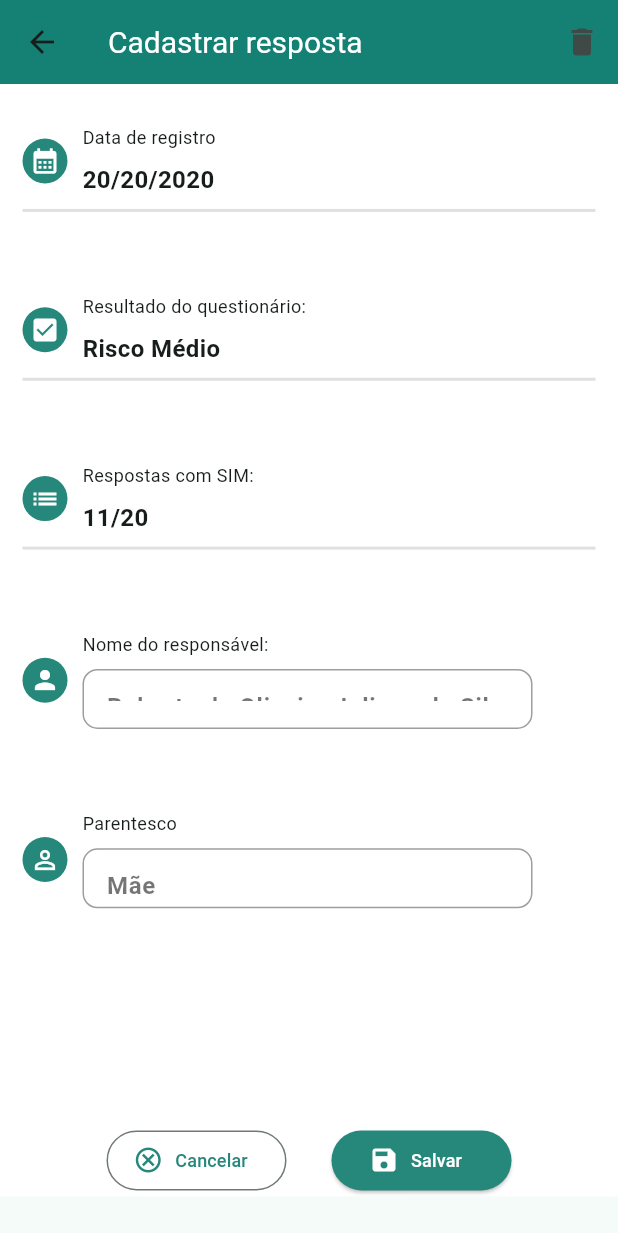
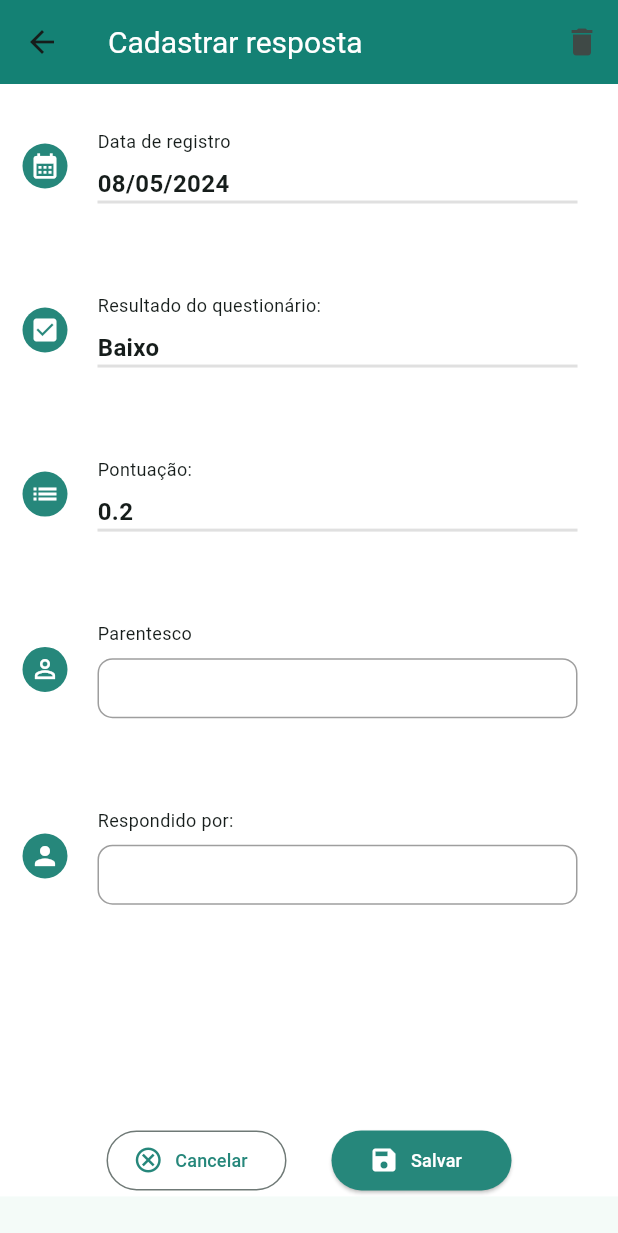
Before and after one commit to cirqueira99/gerenciador-risco-autismo, a Flutter app: the AnswerAdd screen opened directly with empty values, on a phone screen of 412 x 824 dp. Shown: the top 1233 px of the screen. Run offline on Flutter 3.47's test engine with Material 3 defaults, Android fonts, the phone set to English and light mode, and no system bars; our stand-ins replace another_flushbar, hive, qr_flutter, share_plus; missing offline and left inert: dart:html, flutter_barcode_scanner, flutter_flushbar; accounts and stored records are empty.

Commit message:
Implementação do 'create' resposta e 'snackbar-notify'

```diff
--- a/gerenciador/lib/models/answer_model.dart
+++ b/gerenciador/lib/models/answer_model.dart
@@ -3,21 +3,22 @@ import 'package:hive/hive.dart';
 
 class AnswerModal extends HiveObject {
   late String id;
-  String fkchildren;
-  String dateregister;
-  String kinship;
-  String name;
-  String risk;
-  double punctuation;
+  late String fkchildren;
+  late String dateregister;
+  late String risk;
+  late double punctuation;
+  late String kinship;
+  late String name;
+
 
   AnswerModal({
     required this.id,
     required this.fkchildren,
     required this.dateregister,
+    required this.risk,
+    required this.punctuation,
     required this.kinship,
     required this.name,
-    required this.risk,
-    required this.punctuation,
   });
 
   Map<String, dynamic> toMap() {
@@ -25,10 +26,10 @@ class AnswerModal extends HiveObject {
       'id': id,
       'fkchildren': fkchildren,
       'dateregister': dateregister,
+      'risk': risk,
+      'punctuation': punctuation,
       'kinship': kinship,
       'name': name,
-      'risk': risk,
-      'punctuation': punctuation
     };
   }
 
--- a/gerenciador/lib/views/answers/answer_add.dart
+++ b/gerenciador/lib/views/answers/answer_add.dart
@@ -1,22 +1,42 @@
-import 'package:flutter/cupertino.dart';
 import 'package:flutter/material.dart';
-import 'package:flutter/widgets.dart';
+import 'package:gerenciador/services/answer_service.dart';
+import 'package:gerenciador/shared/snackbar_notify.dart';
+import 'package:intl/intl.dart';
+
 import 'package:gerenciador/models/answer_model.dart';
-import 'package:intl/intl.dart';
+
 
 class AnswerAdd extends StatefulWidget {
   bool edit;
   Map<String, dynamic> qrCodeInfo = {};
+  AnswerModal answerModal;
 
-  AnswerAdd({super.key, required this.edit, required this.qrCodeInfo});
+  AnswerAdd({super.key, required this.edit, required this.qrCodeInfo, required this.answerModal});
 
   @override
   State<AnswerAdd> createState() => _AnswersAddState();
 }
 
 class _AnswersAddState extends State<AnswerAdd> {
-  String dateRegister = DateFormat('dd/MM/yyyy').format(DateTime.now());
-  AnswerModal answerModal = AnswerModal(id: '', fkchildren: '', dateregister: '', kinship: '', name: '', risk: '', punctuation: 0);
+  AnswerService answerService = AnswerService();
+  final _formkey = GlobalKey<FormState>();
+
+  @override
+  void initState(){
+    _getValuesAnswer();
+    super.initState();
+  }
+
+  _getValuesAnswer() {
+    if(!widget.edit){
+      setState(() {
+        widget.answerModal.id = '5';
+        widget.answerModal.dateregister = DateFormat('dd/MM/yyyy').format(DateTime.now());
+        widget.answerModal.risk = 'Baixo';
+        widget.answerModal.punctuation = 0.2;
+      });
+    }
+  }
 
   @override
   Widget build(BuildContext context) {
@@ -66,48 +86,58 @@ class _AnswersAddState extends State<AnswerAdd> {
     );
   }
 
+
+
   Widget infos(num screenH, num screenW){
     return  Container(
       height: screenH * 0.7,
       padding: const EdgeInsets.only(left: 15, right: 15),
       decoration: const BoxDecoration(
-
         borderRadius: BorderRadius.vertical(bottom: Radius.circular(10)),
       ),
+      child: Form(
+          key: _formkey,
+          child: forms()
+      )
+    );
+  }
+
+  Widget forms(){
+    return SizedBox(
       child: Column(
         crossAxisAlignment: CrossAxisAlignment.start,
         mainAxisAlignment: MainAxisAlignment.spaceAround,
         children: [
           Container(
-            padding: const EdgeInsets.only(bottom: 8),
-            decoration: BoxDecoration(
-                border: Border(
-                    bottom: BorderSide(
-                        color: Colors.grey.shade300, width: 2.0
-                    )
-                )
-            ),
             child: Row(
               crossAxisAlignment: CrossAxisAlignment.center,
               children: [
                 Container(
                   height: 30,
                   width: 30,
+                  margin: const EdgeInsets.only(right: 20),
                   decoration: BoxDecoration(
-                    color: const Color(0xFF26877B),
-                    borderRadius: BorderRadius.circular(50)
+                      color: const Color(0xFF26877B),
+                      borderRadius: BorderRadius.circular(50)
                   ),
                   child: const Icon(Icons.calendar_month, size: 20, color: Colors.white),
                 ),
                 Container(
-                    padding: const EdgeInsets.only(left: 10),
-                    child: const Column(
+                    width: 320,
+                    decoration: BoxDecoration(
+                        border: Border(
+                            bottom: BorderSide(
+                                color: Colors.grey.shade300, width: 2.0
+                            )
+                        )
+                    ),
+                    child: Column(
                       crossAxisAlignment: CrossAxisAlignment.start,
                       children: [
-                        Text("Data de registro", style: TextStyle(fontSize: 12)),
+                        const Text("Data de registro", style: TextStyle(fontSize: 12)),
                         Padding(
-                          padding: EdgeInsets.only(top: 8.0),
-                          child: Text("20/20/2020", style: TextStyle(fontSize: 16, fontWeight: FontWeight.bold)),
+                          padding: const EdgeInsets.only(top: 8.0),
+                          child: Text(widget.answerModal.dateregister, style: const TextStyle(fontSize: 16, fontWeight: FontWeight.bold)),
                         ),
                       ],
                     )),
@@ -115,20 +145,13 @@ class _AnswersAddState extends State<AnswerAdd> {
             ),
           ),
           Container(
-            padding: const EdgeInsets.only(bottom: 8),
-            decoration: BoxDecoration(
-                border: Border(
-                    bottom: BorderSide(
-                        color: Colors.grey.shade300, width: 2.0
-                    )
-                )
-            ),
             child: Row(
               crossAxisAlignment: CrossAxisAlignment.center,
               children: [
                 Container(
                   height: 30,
                   width: 30,
+                  margin: const EdgeInsets.only(right: 20),
                   decoration: BoxDecoration(
                       color: const Color(0xFF26877B),
                       borderRadius: BorderRadius.circular(50)
@@ -136,14 +159,21 @@ class _AnswersAddState extends State<AnswerAdd> {
                   child: const Icon(Icons.check_box, size: 20, color: Colors.white),
                 ),
                 Container(
-                    padding: const EdgeInsets.only(left: 10),
-                    child: const Column(
+                    width: 320,
+                    decoration: BoxDecoration(
+                        border: Border(
+                            bottom: BorderSide(
+                                color: Colors.grey.shade300, width: 2.0
+                            )
+                        )
+                    ),
+                    child:  Column(
                       crossAxisAlignment: CrossAxisAlignment.start,
                       children: [
-                        Text("Resultado do questionário:", style: TextStyle(fontSize: 12)),
+                        const Text("Resultado do questionário:", style: TextStyle(fontSize: 12)),
                         Padding(
-                          padding: EdgeInsets.only(top: 8.0),
-                          child: Text("Risco Médio", style: TextStyle(fontSize: 16, fontWeight: FontWeight.bold)),
+                          padding: const EdgeInsets.only(top: 8.0),
+                          child: Text(widget.answerModal.risk, style: const TextStyle(fontSize: 16, fontWeight: FontWeight.bold)),
                         ),
                       ],
                     )),
@@ -151,20 +181,13 @@ class _AnswersAddState extends State<AnswerAdd> {
             ),
           ),
           Container(
-            padding: const EdgeInsets.only(bottom: 8),
-            decoration: BoxDecoration(
-                border: Border(
-                    bottom: BorderSide(
-                        color: Colors.grey.shade300, width: 2.0
-                    )
-                )
-            ),
             child: Row(
               crossAxisAlignment: CrossAxisAlignment.center,
               children: [
                 Container(
                   height: 30,
                   width: 30,
+                  margin: const EdgeInsets.only(right: 20),
                   decoration: BoxDecoration(
                       color: const Color(0xFF26877B),
                       borderRadius: BorderRadius.circular(50)
@@ -172,14 +195,21 @@ class _AnswersAddState extends State<AnswerAdd> {
                   child: const Icon(Icons.list, size: 20, color: Colors.white),
                 ),
                 Container(
-                    padding: const EdgeInsets.only(left: 10),
-                    child: const Column(
+                    width: 320,
+                    decoration: BoxDecoration(
+                        border: Border(
+                            bottom: BorderSide(
+                                color: Colors.grey.shade300, width: 2.0
+                            )
+                        )
+                    ),
+                    child: Column(
                       crossAxisAlignment: CrossAxisAlignment.start,
                       children: [
-                        Text("Respostas com SIM:", style: TextStyle(fontSize: 12)),
+                        const Text("Pontuação:", style: TextStyle(fontSize: 12)),
                         Padding(
-                          padding: EdgeInsets.only(top: 8.0),
-                          child: Text("11/20", style: TextStyle(fontSize: 16, fontWeight: FontWeight.bold)),
+                          padding: const EdgeInsets.only(top: 8.0),
+                          child: Text(widget.answerModal.punctuation.toString(), style: const TextStyle(fontSize: 16, fontWeight: FontWeight.bold)),
                         ),
                       ],
                     )),
@@ -187,39 +217,13 @@ class _AnswersAddState extends State<AnswerAdd> {
             ),
           ),
           Container(
-
             child: Row(
               crossAxisAlignment: CrossAxisAlignment.center,
               children: [
                 Container(
                   height: 30,
                   width: 30,
-                  decoration: BoxDecoration(
-                      color: const Color(0xFF26877B),
-                      borderRadius: BorderRadius.circular(50)
-                  ),
-                  child: const Icon(Icons.person, size: 20, color: Colors.white),
-                ),
-                Container(
-                    padding: const EdgeInsets.only(left: 10),
-                    child: Column(
-                      crossAxisAlignment: CrossAxisAlignment.start,
-                      children: [
-                        const Text("Nome do responsável:", style: TextStyle(fontSize: 12)),
-                        name()
-                      ],
-                    )),
-              ],
-            ),
-          ),
-          Container(
-
-            child: Row(
-              crossAxisAlignment: CrossAxisAlignment.center,
-              children: [
-                Container(
-                  height: 30,
-                  width: 30,
+                  margin: const EdgeInsets.only(right: 20),
                   decoration: BoxDecoration(
                       color: const Color(0xFF26877B),
                       borderRadius: BorderRadius.circular(50)
@@ -227,7 +231,6 @@ class _AnswersAddState extends State<AnswerAdd> {
                   child: const Icon(Icons.perm_identity, size: 20, color: Colors.white),
                 ),
                 Container(
-                    padding: const EdgeInsets.only(left: 10),
                     child: Column(
                       crossAxisAlignment: CrossAxisAlignment.start,
                       children: [
@@ -238,34 +241,32 @@ class _AnswersAddState extends State<AnswerAdd> {
               ],
             ),
           ),
+          Container(
+            child: Row(
+              crossAxisAlignment: CrossAxisAlignment.center,
+              children: [
+                Container(
+                  height: 30,
+                  width: 30,
+                  margin: const EdgeInsets.only(right: 20),
+                  decoration: BoxDecoration(
+                      color: const Color(0xFF26877B),
+                      borderRadius: BorderRadius.circular(50)
+                  ),
+                  child: const Icon(Icons.person, size: 20, color: Colors.white),
+                ),
+                Container(
+                    child: Column(
+                      crossAxisAlignment: CrossAxisAlignment.start,
+                      children: [
+                        const Text("Respondido por:", style: TextStyle(fontSize: 12)),
+                        name()
+                      ],
+                    )),
+              ],
+            ),
+          ),
         ],
-      ),
-    );
-  }
-
-  Widget name(){
-    return Container(
-      height: 40,
-      width: 300,
-      margin: const EdgeInsets.only(top: 8),
-      child: TextFormField(
-        initialValue: widget.edit? answerModal.name : 'Roberta de Oliveira Juliano da Silva',
-        decoration: InputDecoration(
-          enabledBorder: OutlineInputBorder(
-            borderSide: const BorderSide(width: 1, color: Colors.grey),
-            borderRadius: BorderRadius.circular(10.0)
-          ),
-        ),
-        style: const TextStyle(fontSize: 16, fontWeight: FontWeight.bold, color: Colors.black54),
-        validator: (String? value){
-          if(value == null || value.isEmpty){
-            return "Preencha o campo descrição!";
-          }
-          return null;
-        },
-        onChanged: (String? value) => setState(() {
-
-        }),
       ),
     );
   }
@@ -273,10 +274,10 @@ class _AnswersAddState extends State<AnswerAdd> {
   Widget kinship(){
     return Container(
       height: 40,
-      width: 300,
+      width: 320,
       margin: const EdgeInsets.only(top: 8),
       child: TextFormField(
-        initialValue: widget.edit? answerModal.kinship : 'Mãe',
+        initialValue: widget.answerModal.kinship,
         decoration: InputDecoration(
           enabledBorder: OutlineInputBorder(
               borderSide: const BorderSide(width: 1, color: Colors.grey),
@@ -286,12 +287,47 @@ class _AnswersAddState extends State<AnswerAdd> {
         style: const TextStyle(fontSize: 16, fontWeight: FontWeight.bold, color: Colors.black54),
         validator: (String? value){
           if(value == null || value.isEmpty){
-            return "Preencha o campo descrição!";
+            return "Preencha o campo parentesco!";
           }
           return null;
         },
-        onChanged: (String? value) => setState(() {
+        onChanged: (String? kinship) => setState(() {
+          if(kinship != null){
+            setState(() {
+              widget.answerModal.kinship = kinship;
+            });
+          }
+        }),
+      ),
+    );
+  }
 
+  Widget name(){
+    return Container(
+      height: 40,
+      width: 320,
+      margin: const EdgeInsets.only(top: 8),
+      child: TextFormField(
+        initialValue: widget.answerModal.name ,
+        decoration: InputDecoration(
+          enabledBorder: OutlineInputBorder(
+              borderSide: const BorderSide(width: 1, color: Colors.grey),
+              borderRadius: BorderRadius.circular(10.0)
+          ),
+        ),
+        style: const TextStyle(fontSize: 16, fontWeight: FontWeight.bold, color: Colors.black54),
+        validator: (String? value){
+          if(value == null || value.isEmpty){
+            return "Preencha o campo nome!";
+          }
+          return null;
+        },
+        onChanged: (String? name) => setState(() {
+          if(name != null){
+            setState(() {
+              widget.answerModal.name = name;
+            });
+          }
         }),
       ),
     );
@@ -314,11 +350,30 @@ class _AnswersAddState extends State<AnswerAdd> {
     return Container(
         width: 120,
         child: ElevatedButton.icon(
-          onPressed: (){},
+          onPressed: () async {
+            bool? response = false;
+            Map<String, dynamic> message = {};
+
+            if(_formkey.currentState!.validate()){
+              try{
+                response = await answerService.create(widget.answerModal);
+                message = {"message": "Resposta cadastrada!", "type": "success"};
+              }catch(error){
+                print('>>>> Erro: $error');
+                message = {"message": "Não foi possível realizar o cadastro!", "type": "error"};
+              }finally {
+                if(response == true){
+                  Navigator.pop(context, message);
+                }else {
+                  SnackBarNotify.createSnackBar(context, message);
+                }
+              }
+            }
+          },
           icon: const Icon(Icons.save, size: 20, color: Colors.white),
           label: const Text("Salvar", style: TextStyle(fontSize: 12, color: Colors.white)),
           style: ElevatedButton.styleFrom(
-            backgroundColor: Color(0xFF26877B)
+            backgroundColor: const Color(0xFF26877B)
           ),
         )
     );
@@ -328,7 +383,10 @@ class _AnswersAddState extends State<AnswerAdd> {
     return Container(
         width: 120,
         child: OutlinedButton.icon(
-            onPressed: (){},
+            onPressed: (){
+              Map<String, dynamic> message = {};
+              Navigator.pop(context, message);
+            },
             icon: const Icon(Icons.cancel_outlined, size: 20, color: Color(0xFF26877B)),
             label: const Text("Cancelar", style: TextStyle(fontSize: 12, color: Color(0xFF26877B))),
         )
--- a/gerenciador/pubspec.yaml
+++ b/gerenciador/pubspec.yaml
@@ -39,6 +39,7 @@ dependencies:
   uuid: ^4.4.0
   flutter_barcode_scanner: ^2.0.0
   intl: ^0.19.0
+  another_flushbar: ^1.12.30
 
 
 dev_dependencies:
```
Also changed, not shown: gerenciador/lib/services/answer_service.dart (+19 -2 lines), gerenciador/lib/services/qrcode_scanner.dart (+10 -9 lines), gerenciador/lib/shared/snackbar_notify.dart (added, +37 -0 lines), gerenciador/lib/views/child/child_view.dart (+24 -7 lines), gerenciador/lib/views/home/home_view.dart (+5 -5 lines), gerenciador/pubspec.lock.
